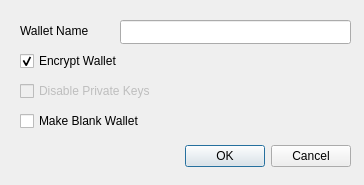
First picture: the form in src/qt/forms/createwalletdialog.ui, repository Runebase/runebase, before the edit.
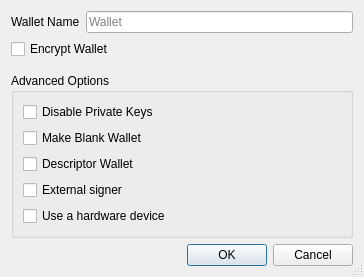
Second picture: the form after the edit.

```diff
--- a/src/qt/forms/createwalletdialog.ui
+++ b/src/qt/forms/createwalletdialog.ui
@@ -7,60 +7,42 @@
     <x>0</x>
     <y>0</y>
     <width>364</width>
-    <height>185</height>
+    <height>249</height>
    </rect>
   </property>
   <property name="windowTitle">
    <string>Create Wallet</string>
   </property>
-  <widget class="QDialogButtonBox" name="buttonBox">
-   <property name="geometry">
-    <rect>
-     <x>10</x>
-     <y>140</y>
-     <width>341</width>
-     <height>32</height>
-    </rect>
-   </property>
-   <property name="orientation">
-    <enum>Qt::Horizontal</enum>
-   </property>
-   <property name="standardButtons">
-    <set>QDialogButtonBox::Cancel|QDialogButtonBox::Ok</set>
-   </property>
-  </widget>
-  <widget class="QLineEdit" name="wallet_name_line_edit">
-   <property name="geometry">
-    <rect>
-     <x>120</x>
-     <y>20</y>
-     <width>231</width>
-     <height>24</height>
-    </rect>
-   </property>
-  </widget>
-  <widget class="QLabel" name="label">
-   <property name="geometry">
-    <rect>
-     <x>20</x>
-     <y>20</y>
-     <width>101</width>
-     <height>21</height>
-    </rect>
-   </property>
+  <property name="sizeGripEnabled">
+   <bool>true</bool>
+  </property>
+  <layout class="QVBoxLayout" name="verticalLayout">
+   <item>
+    <layout class="QHBoxLayout" name="horizontalLayout">
+     <item>
+      <widget class="QLabel" name="wallet_name_label">
    <property name="text">
     <string>Wallet Name</string>
    </property>
   </widget>
+     </item>
+     <item>
+      <widget class="QLineEdit" name="wallet_name_line_edit">
+       <property name="minimumSize">
+        <size>
+         <width>262</width>
+         <height>0</height>
+        </size>
+       </property>
+       <property name="placeholderText">
+        <string>Wallet</string>
+       </property>
+      </widget>
+     </item>
+    </layout>
+   </item>
+   <item>
   <widget class="QCheckBox" name="encrypt_wallet_checkbox">
-   <property name="geometry">
-    <rect>
-     <x>20</x>
-     <y>50</y>
-     <width>171</width>
-     <height>22</height>
-    </rect>
-   </property>
    <property name="toolTip">
     <string>Encrypt the wallet. The wallet will be encrypted with a passphrase of your choice.</string>
    </property>
@@ -68,20 +50,36 @@
     <string>Encrypt Wallet</string>
    </property>
    <property name="checked">
-    <bool>true</bool>
-   </property>
-  </widget>
+      <bool>false</bool>
+     </property>
+    </widget>
+   </item>
+   <item>
+    <spacer name="verticalSpacer_1">
+     <property name="orientation">
+      <enum>Qt::Vertical</enum>
+     </property>
+     <property name="sizeType">
+      <enum>QSizePolicy::Fixed</enum>
+     </property>
+     <property name="sizeHint" stdset="0">
+      <size>
+       <width>20</width>
+       <height>8</height>
+      </size>
+     </property>
+    </spacer>
+   </item>
+   <item>
+    <widget class="QGroupBox" name="groupBox">
+     <property name="title">
+      <string>Advanced Options</string>
+     </property>
+     <layout class="QVBoxLayout" name="verticalLayout_groupbox">
+      <item>
   <widget class="QCheckBox" name="disable_privkeys_checkbox">
    <property name="enabled">
-    <bool>false</bool>
-   </property>
-   <property name="geometry">
-    <rect>
-     <x>20</x>
-     <y>80</y>
-     <width>171</width>
-     <height>22</height>
-    </rect>
+         <bool>true</bool>
    </property>
    <property name="toolTip">
     <string>Disable private keys for this wallet. Wallets with private keys disabled will have no private keys and cannot have an HD seed or imported private keys. This is ideal for watch-only wallets.</string>
@@ -90,15 +88,9 @@
     <string>Disable Private Keys</string>
    </property>
   </widget>
+      </item>
+      <item>
   <widget class="QCheckBox" name="blank_wallet_checkbox">
-   <property name="geometry">
-    <rect>
-     <x>20</x>
-     <y>110</y>
-     <width>171</width>
-     <height>22</height>
-    </rect>
-   </property>
    <property name="toolTip">
     <string>Make a blank wallet. Blank wallets do not initially have private keys or scripts. Private keys and addresses can be imported, or an HD seed can be set, at a later time.</string>
    </property>
@@ -106,6 +98,64 @@
     <string>Make Blank Wallet</string>
    </property>
   </widget>
+      </item>
+      <item>
+       <widget class="QCheckBox" name="descriptor_checkbox">
+        <property name="toolTip">
+         <string>Use descriptors for scriptPubKey management</string>
+        </property>
+        <property name="text">
+         <string>Descriptor Wallet</string>
+        </property>
+       </widget>
+      </item>
+      <item>
+       <widget class="QCheckBox" name="external_signer_checkbox">
+        <property name="toolTip">
+         <string>Use an external signing device such as a hardware wallet. Configure the external signer script in wallet preferences first.</string>
+        </property>
+        <property name="text">
+         <string>External signer</string>
+        </property>
+       </widget>
+      </item>
+      <item>
+       <widget class="QCheckBox" name="hardware_wallet_checkbox">
+        <property name="toolTip">
+         <string>Make a blank wallet. Blank wallets do not initially have private keys or scripts. Private keys and addresses can be imported, or an HD seed can be set, at a later time.</string>
+        </property>
+        <property name="text">
+         <string>Use a hardware device</string>
+        </property>
+       </widget>
+      </item>
+     </layout>
+    </widget>
+   </item>
+   <item>
+    <spacer name="verticalSpacer_2">
+     <property name="orientation">
+      <enum>Qt::Vertical</enum>
+     </property>
+     <property name="sizeHint" stdset="0">
+      <size>
+       <width>20</width>
+       <height>0</height>
+      </size>
+     </property>
+    </spacer>
+   </item>
+   <item>
+    <widget class="QDialogButtonBox" name="buttonBox">
+     <property name="orientation">
+      <enum>Qt::Horizontal</enum>
+     </property>
+     <property name="standardButtons">
+      <set>QDialogButtonBox::Cancel|QDialogButtonBox::Ok</set>
+     </property>
+    </widget>
+   </item>
+  </layout>
  </widget>
  <tabstops>
   <tabstop>wallet_name_line_edit</tabstop>
```
Left out of the diff: 2 changed lines with no effect on the pictures. Lines whose indentation alone changed are shown as unchanged.
